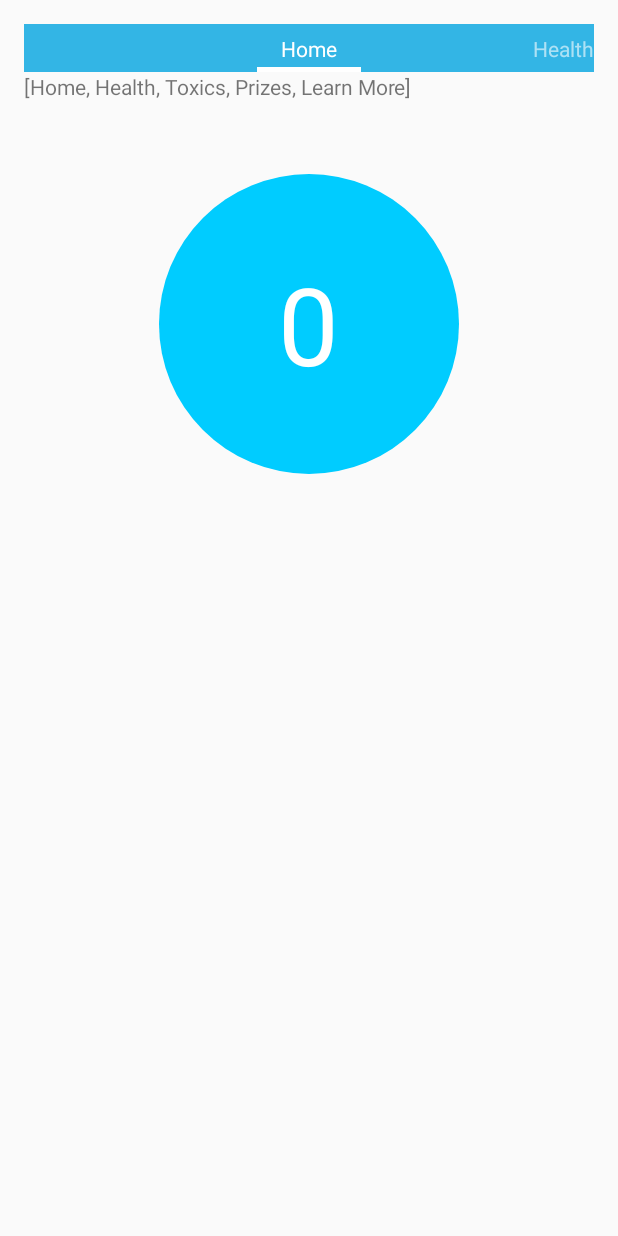
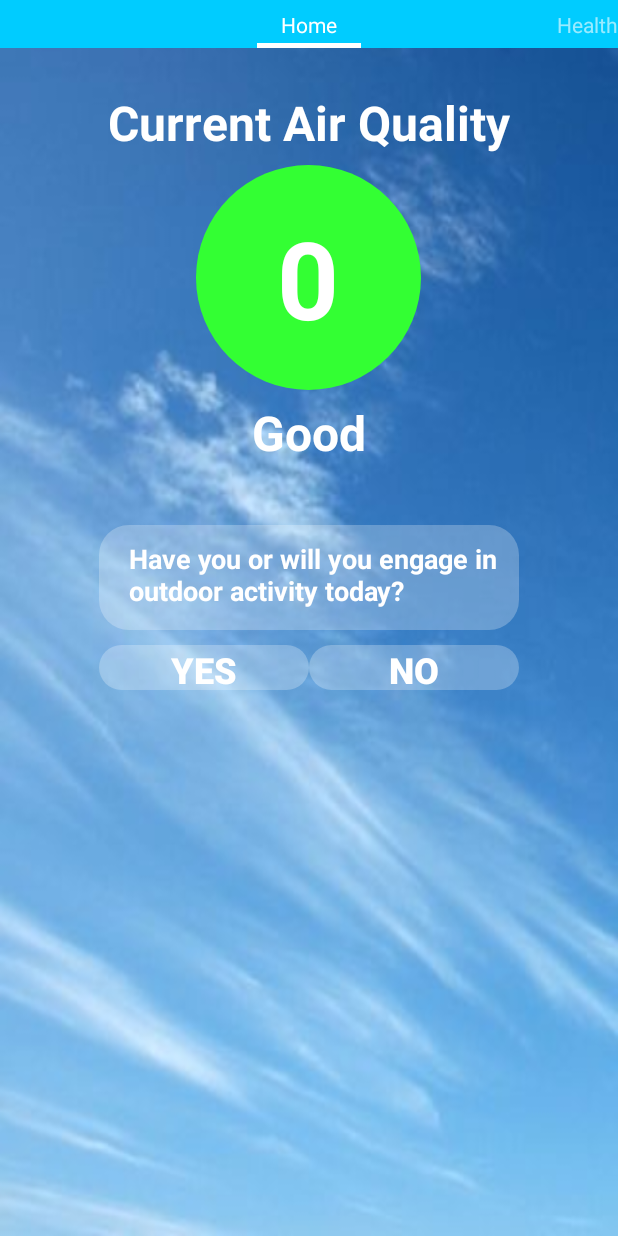
Before and after one commit to walterqian/myAir, an Android app: the screen it shows after launch (MainActivity), on a phone screen of 412 x 824 dp. Run offline under Robolectric (Android 15) with nearby library versions, the light colour scheme and no system bars; libraries missing offline, so code that uses them is left out: it.neokree.materialtabs.

Commit message:
worked on UI and survey questions

```diff
--- a/app/src/main/AndroidManifest.xml
+++ b/app/src/main/AndroidManifest.xml
@@ -9,9 +9,13 @@
         android:allowBackup="true"
         android:icon="@drawable/myair_icon"
         android:label="@string/app_name"
-        android:theme="@style/AppTheme" >
+        android:theme="@style/AppTheme"
+
+        >
+
         <activity
             android:name=".MainActivity"
+            android:screenOrientation="portrait"
             android:label="@string/app_name" >
             <intent-filter>
                 <action android:name="android.intent.action.MAIN" />
--- a/app/src/main/java/com/example/walterqian/myair/AQIFragment.java
+++ b/app/src/main/java/com/example/walterqian/myair/AQIFragment.java
@@ -24,8 +24,10 @@ import java.io.InputStream;
 import java.io.InputStreamReader;
 import java.net.HttpURLConnection;
 import java.net.URL;
+import java.text.SimpleDateFormat;
 import java.util.ArrayList;
 import java.util.Arrays;
+import java.util.Calendar;
 import java.util.List;
 
 /**
@@ -35,6 +37,9 @@ public class AQIFragment extends Fragment {
 
     int[] AQI = new int[1];
     TextView textView;
+
+    Globals globals = new Globals();
+
     public AQIFragment(){
 
     }
@@ -43,7 +48,6 @@ public class AQIFragment extends Fragment {
         super.onCreate(savedInstanceState);
 
         setHasOptionsMenu(true);
-;
 
 
     }
@@ -68,8 +72,15 @@ public class AQIFragment extends Fragment {
 
     public void populateAQI(double[] latlng){
         getAirQuality airQuality = new getAirQuality();
+
+        if (latlng[0] == globals.getLocErrorDouble()) {
+            airQuality.execute(globals.getLocationError(), globals.getLocationError());
+            return;
+        }
+
         String latitude = String.valueOf(latlng[0]);
         String longitude = String.valueOf(latlng[1]);
+
         airQuality.execute(latitude,longitude);
     }
 
@@ -111,15 +122,15 @@ public class AQIFragment extends Fragment {
 
             String urlString; //Build this as URL
             final String format = "application/json";
-            String latitude = String.valueOf(params[0]);
-            String longitude = String.valueOf(params[1]);
+            String latitude = params[0];
+            String longitude = params[1];
             String distance = "10";
-            String date = "2015-02-18";
+            String date = getDate();
             String zipCode = "90024";
             String API_KEY = "88668394-4867-4EA3-BB54-C08FE6FC434F";
             String jsonAQI;
 
-            if (latitude == "-1000" && longitude == "-1000") {
+            if (latitude == globals.getLocationError()) {
                 urlString = "http://www.airnowapi.org/aq/forecast/zipCode/?format=" + format +
                         "&zipCode=" + zipCode +
                         "&date=" + date +
@@ -137,7 +148,6 @@ public class AQIFragment extends Fragment {
             try {
                 url = new URL(urlString);
                 urlConnection = (HttpURLConnection) url.openConnection();
-                Log.e("URLSTRING:", url.toString());
 
                 urlConnection.setRequestMethod("GET");
                 urlConnection.setDoOutput(true);
@@ -150,7 +160,6 @@ public class AQIFragment extends Fragment {
 
                 if (inputStream == null) {
                     // Nothing to do.
-                    Log.e("Error", "NO INPUTSTREAM");
                     AQI[0] = -1;
                     return AQI;
                 }
@@ -169,7 +178,6 @@ public class AQIFragment extends Fragment {
 
                 }
                 jsonAQI = total.toString();
-                Log.e("JSON String:", jsonAQI);
 
 
             } catch (Exception e) {
@@ -185,7 +193,6 @@ public class AQIFragment extends Fragment {
                 }
                 if (urlConnection != null) {
                     urlConnection.disconnect();
-                    Log.e("Was Here:", "Connection Closed");
                 }
             }
             try {
@@ -206,5 +213,20 @@ public class AQIFragment extends Fragment {
         protected void onPostExecute(int[] results) {
             setView();
         }
+
+
+        private String getDate(){
+            Calendar c = Calendar.getInstance();
+
+
+            int yy = c.get(Calendar.YEAR);
+            int mm = c.get(Calendar.MONTH);
+            int dd = c.get(Calendar.DAY_OF_MONTH);
+
+           StringBuilder date = new StringBuilder();
+           date.append(yy).append("-").append(mm + 1).append("-")
+                   .append(dd);
+            return date.toString();
+        }
     }
 }
--- /dev/null
+++ b/app/src/main/java/com/example/walterqian/myair/Globals.java
@@ -0,0 +1,17 @@
+package com.example.walterqian.myair;
+
+/**
+ * Created by walterqian on 2/21/15.
+ */
+public class Globals {
+    String locationError = "-1000";
+    double locationErrorDouble = -1000;
+
+    public String getLocationError(){
+        return locationError;
+    }
+    public double getLocErrorDouble(){
+        return locationErrorDouble;
+    }
+
+}
--- a/app/src/main/java/com/example/walterqian/myair/LocationFragment.java
+++ b/app/src/main/java/com/example/walterqian/myair/LocationFragment.java
@@ -35,7 +35,7 @@ public class LocationFragment extends Fragment{
     LocationListener locationListener = new LocationListener() {
         @Override
         public void onLocationChanged(Location location) {
-
+            getLocation(getActivity());
         }
 
         public void onStatusChanged(String provider, int status, Bundle extras) {}
@@ -47,12 +47,13 @@ public class LocationFragment extends Fragment{
 
     public double[] getLocation(Context context){
 
+        Globals globals = new Globals();
         locationManager = (LocationManager) context.getSystemService(Context.LOCATION_SERVICE);
         locationManager.requestLocationUpdates(LocationManager.GPS_PROVIDER, 1000, 10, locationListener);
 
-        location = locationManager.getLastKnownLocation(LocationManager.GPS_PROVIDER);
+        location = locationManager.getLastKnownLocation(locationManager.GPS_PROVIDER);
+
         double[] latlng = new double[2];
-        Log.e("WAS HERE","getLocation");
         int zip;
         if (location!=null){
             latlng[0] = location.getLatitude();
@@ -60,10 +61,9 @@ public class LocationFragment extends Fragment{
         }
 
         else {
-            Log.e("ERROR with LOCATION", "getlocation()");
             // UNABLE TO GET LOCATION
-            latlng[0] = -1000;
-            latlng[1] = -1000;
+            latlng[0] = globals.getLocErrorDouble();
+            latlng[1] = globals.getLocErrorDouble();
         }
 
 
--- a/app/src/main/java/com/example/walterqian/myair/MainActivity.java
+++ b/app/src/main/java/com/example/walterqian/myair/MainActivity.java
@@ -39,7 +39,7 @@ public class MainActivity extends FragmentActivity {
     protected void onCreate(Bundle savedInstanceState) {
         super.onCreate(savedInstanceState);
         setContentView(R.layout.activity_main);
-
+        LocationFragment locationFragment = new LocationFragment();
         // setting the tabs
         tabs.add("Home");
         tabs.add("Health");
@@ -48,8 +48,10 @@ public class MainActivity extends FragmentActivity {
         tabs.add("Learn More");
 
         if (savedInstanceState == null) {
+
             getSupportFragmentManager().beginTransaction()
                     .add(R.id.aqi_fragment_container,new AQIFragment())
+                    .add(R.id.questions_container,new QuestionsFragment())
                     .commit();
         }
 
@@ -100,6 +102,8 @@ public class MainActivity extends FragmentActivity {
         public CharSequence getPageTitle(int position) {
             return tabs.get(position);
         }
+
+
     }
 
     public static class DemoFragment extends Fragment {
@@ -112,7 +116,7 @@ public class MainActivity extends FragmentActivity {
             // the fragment was instantiated in the
             // CustomPagerAdapter
             Bundle args = getArguments();
-            ((TextView) rootView.findViewById(R.id.textView)).setText("" + args.getStringArrayList("key"));
+           // ((TextView) rootView.findViewById(R.id.textView)).setText("" + args.getStringArrayList("key"));
 
             return rootView;
         }
--- /dev/null
+++ b/app/src/main/java/com/example/walterqian/myair/QuestionsFragment.java
@@ -0,0 +1,109 @@
+package com.example.walterqian.myair;
+
+
+import android.support.v4.app.Fragment;
+import android.os.Bundle;
+import android.util.Log;
+import android.view.LayoutInflater;
+import android.view.View;
+import android.view.ViewGroup;
+import android.widget.Button;
+import android.widget.TextView;
+
+import java.util.ArrayList;
+
+/**
+ * Created by walterqian on 2/19/15.
+ */
+public class QuestionsFragment extends Fragment {
+
+    int currentQuestion = 0;
+    ArrayList<String> questions = new ArrayList<String>();
+    TextView textView;
+
+    public QuestionsFragment(){
+
+    }
+    @Override
+    public void onCreate(Bundle savedInstanceState){
+        super.onCreate(savedInstanceState);
+
+        // added questions
+        questions.add("Have you or will you engage in outdoor activity today?");
+        questions.add("Did you or a household member have an asthma attack today?");
+        questions.add("Did you talk to someone about air quality today?");
+        questions.add("Did you seek additional information about air quality today?");
+        questions.add("Thanks for your answers!");
+
+
+        setHasOptionsMenu(true);
+
+
+
+    }
+    @Override
+    public View onCreateView(LayoutInflater inflater, ViewGroup container,
+                             Bundle savedInstanceState) {
+        View rootView = inflater.inflate(R.layout.survey_fragment, container, false);
+        textView = (TextView) rootView.findViewById(R.id.survey_fragment_question);
+        textView.setText(questions.get(0));
+
+        Button yesButton = (Button) rootView.findViewById(R.id.survey_fragment_yes);
+        Button noButton = (Button) rootView.findViewById(R.id.survey_fragment_no);
+
+        yesButton.setOnClickListener(new View.OnClickListener() {
+            @Override
+            public void onClick(View v) {
+                submitYes();
+            }
+        });
+
+        noButton.setOnClickListener(new View.OnClickListener() {
+            @Override
+            public void onClick(View v) {
+                submitNo();
+            }
+        });
+
+        return rootView;
+
+
+    }
+
+    // ADD CODE FOR CHANGING DATA
+    private void submitYes(){
+        Log.e("Current Question",String.valueOf(currentQuestion));
+        switch (currentQuestion) {
+            case 0:
+                textView.setText(questions.get(1));
+                break;
+            case 1:
+                textView.setText(questions.get(2));
+                break;
+            case 2:
+                textView.setText(questions.get(3));
+                break;
+            default:
+                textView.setText(questions.get(4));
+        }
+        currentQuestion++;
+    }
+
+    private void submitNo(){
+        switch (currentQuestion) {
+            case 0:
+                textView.setText(questions.get(1));
+                break;
+            case 1:
+                textView.setText(questions.get(2));
+                break;
+            case 2:
+                textView.setText(questions.get(3));
+                break;
+            default:
+                textView.setText(questions.get(4));
+                break;
+        }
+        currentQuestion++;
+    }
+}
--- a/app/src/main/res/drawable/answer_box.xml
+++ b/app/src/main/res/drawable/answer_box.xml
@@ -4,14 +4,14 @@
     >
 
     <size
-        android:width="110dp"
-        android:height="40dp" />
+        android:width="140dp"
+        android:height="50dp" />
     <corners
-        android:radius="30dp"
+        android:radius="20dp"
         />
     <solid
 
-        android:color="#00CCFF"
+        android:color="#40FFFFFF"
         />
 
 </shape>
--- a/app/src/main/res/drawable/healthy_color_circle.xml
+++ b/app/src/main/res/drawable/healthy_color_circle.xml
@@ -5,11 +5,11 @@
     >
 
     <size
-        android:width="200dp"
-        android:height="200dp" />
+        android:width="150dp"
+        android:height="150dp" />
     <solid
 
-        android:color="#00CCFF"
+        android:color="#33FF33"
         />
 
 </shape>
--- a/app/src/main/res/drawable/question_box.xml
+++ b/app/src/main/res/drawable/question_box.xml
@@ -6,13 +6,13 @@
 
     <size
         android:width="280dp"
-        android:height="120dp" />
+        android:height="70dp" />
     <corners
         android:radius="20dp"
         />
     <solid
 
-        android:color="#00CCFF"
+        android:color="#40FFFFFF"
         />
 
 </shape>
--- a/app/src/main/res/layout/activity_main.xml
+++ b/app/src/main/res/layout/activity_main.xml
@@ -2,11 +2,7 @@
     xmlns:tools="http://schemas.android.com/tools"
     android:layout_width="match_parent"
     android:layout_height="match_parent"
-    android:paddingLeft="@dimen/activity_horizontal_margin"
-    android:paddingRight="@dimen/activity_horizontal_margin"
-    android:paddingTop="@dimen/activity_vertical_margin"
-    android:paddingBottom="@dimen/activity_vertical_margin"
-
+    android:background="@drawable/sky_image"
     android:id="@+id/container">
 
 
@@ -20,8 +16,10 @@
             android:layout_width="match_parent"
             android:layout_height="wrap_content"
             android:layout_gravity="top"
-            android:background="#33b5e5"
-            android:textColor="#fff"
+            android:background="#00CCFF"
+            android:textColor="#FFFFFF"
+
+
             android:paddingTop="5dp"
             android:paddingBottom="5dp" />
 
@@ -29,15 +27,24 @@
 
     <FrameLayout
         android:id="@+id/aqi_fragment_container"
-        android:layout_width="200dp"
-        android:layout_height="200dp"
+        android:layout_width="300dp"
+        android:layout_height="250dp"
         android:layout_marginBottom="100dp"
         android:layout_centerHorizontal="true"
-
-        android:layout_marginTop="100dp"
-
+        android:layout_marginTop="60dp"
         >
 
         </FrameLayout>
 
+    <FrameLayout
+        android:id="@+id/questions_container"
+        android:layout_width="280dp"
+        android:layout_height="120dp"
+        android:layout_marginBottom="0dp"
+        android:layout_centerHorizontal="true"
+        android:layout_marginTop="350dp"
+        >
+
+    </FrameLayout>
+
 </RelativeLayout>
--- a/app/src/main/res/layout/aqi_fragment.xml
+++ b/app/src/main/res/layout/aqi_fragment.xml
@@ -1,21 +1,46 @@
 <?xml version="1.0" encoding="utf-8"?>
 <RelativeLayout xmlns:android="http://schemas.android.com/apk/res/android"
-    android:layout_width="wrap_content"
-    android:layout_height="wrap_content"
-    android:background="@drawable/healthy_color_circle"
-    android:layout_gravity="center_horizontal|bottom"
+    android:layout_width="match_parent"
+    android:layout_height="match_parent"
 
-    android:layout_alignParentTop="true"
-    android:gravity="center"
     >
+    <TextView
+        android:layout_width="wrap_content"
+        android:layout_height="wrap_content"
+        android:text="Current Air Quality"
+        android:textStyle="bold"
+        android:textSize="32dp"
+        android:layout_centerHorizontal="true"
+        android:textColor="#FFFFFF"
+        />
+    <FrameLayout
+        android:layout_width="wrap_content"
+        android:layout_height="wrap_content"
+        android:background="@drawable/healthy_color_circle"
+        android:layout_centerInParent="true"
+        >
+         <TextView
+            android:id="@+id/aqi_fragment_textview"
+            android:layout_width="wrap_content"
+            android:layout_height="wrap_content"
+            android:text="34"
+            android:textSize="72dp"
+            android:textStyle="bold"
+            android:textColor="#FFFFFF"
+            android:layout_gravity="center"
+            />
+    </FrameLayout>
 
     <TextView
-        android:id="@+id/aqi_fragment_textview"
+        android:id="@+id/air_quality_string"
         android:layout_width="wrap_content"
         android:layout_height="wrap_content"
-        android:text="34"
-        android:textSize="72dp"
+        android:text="Good"
+        android:textSize="32dp"
+        android:textStyle="bold"
         android:textColor="#FFFFFF"
+        android:layout_centerHorizontal="true"
+        android:layout_alignParentBottom="true"
+
         />
-
 </RelativeLayout>
--- a/app/src/main/res/layout/fragment_main.xml
+++ b/app/src/main/res/layout/fragment_main.xml
@@ -4,10 +4,6 @@
     android:orientation="vertical" android:layout_width="match_parent"
     android:layout_height="match_parent">
 
-    <TextView
-        android:layout_width="wrap_content"
-        android:layout_height="wrap_content"
 
-        android:id="@+id/textView" />
 
 </LinearLayout>
--- a/app/src/main/res/layout/survey_fragment.xml
+++ b/app/src/main/res/layout/survey_fragment.xml
@@ -5,28 +5,46 @@
     >
 
     <TextView
+        android:paddingLeft="20dp"
         android:id="@+id/survey_fragment_question"
         android:background="@drawable/question_box"
         android:layout_width="wrap_content"
-        android:layout_height="wrap_content" />
+        android:layout_height="wrap_content"
+        android:textSize="18dp"
+        android:textStyle="bold"
+        android:paddingTop="10dp"
+        android:textColor="#FFFFFF"
+        />
 
     <Button
         android:id="@+id/survey_fragment_yes"
         android:background="@drawable/answer_box"
         android:layout_width="wrap_content"
-        android:layout_height="wrap_content"
-        android:layout_marginTop="60dp"
-        android:layout_marginLeft="20dp"
+        android:layout_height="30dp"
+        android:layout_marginTop="80dp"
+
+        android:text="Yes"
+        android:textSize="24dp"
+        android:textStyle="bold"
+        android:textColor="#FFFFFF"
+        android:gravity="center"
         style="?android:attr/borderlessButtonStyle"
+
         />
 
     <Button
         android:id="@+id/survey_fragment_no"
         android:background="@drawable/answer_box"
         android:layout_width="wrap_content"
-        android:layout_height="wrap_content"
-        android:layout_marginTop="60dp"
-        android:layout_marginLeft="160dp"
+        android:layout_height="30dp"
+        android:layout_marginTop="80dp"
+        android:layout_marginLeft="140dp"
+        android:textAlignment="gravity"
+        android:text="No"
+        android:textSize="24dp"
+        android:textStyle="bold"
+        android:textColor="#FFFFFF"
+        android:gravity="center"
         style="?android:attr/borderlessButtonStyle"
 
         />
```
Also changed, not shown: app/src/main/res/drawable/sky_image.png (added).
